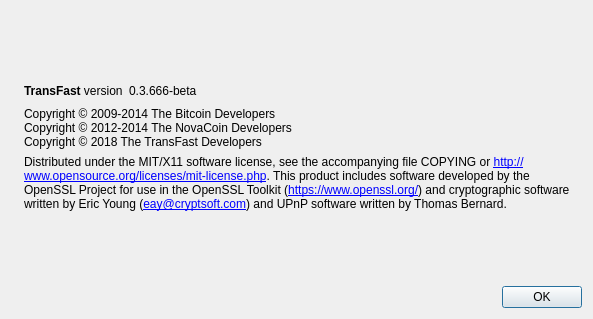
Above: src/qt/forms/aboutdialog.ui from TransFastCore/fastx before the change. Below: the same form after it.
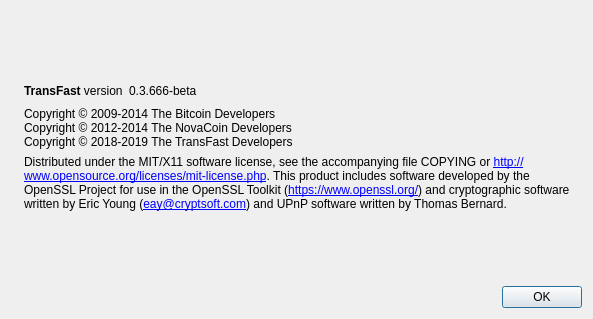
That is the form after the change. Icons and pictures are not drawn.

What changed in the file:
```diff
--- a/src/qt/forms/aboutdialog.ui
+++ b/src/qt/forms/aboutdialog.ui
@@ -93,7 +93,7 @@
        <property name="text">
         <string>Copyright © 2009-2014 The Bitcoin Developers
 Copyright © 2012-2014 The NovaCoin Developers
-Copyright © 2018 The TransFast Developers</string>
+Copyright © 2018-2019 The TransFast Developers</string>
        </property>
        <property name="textInteractionFlags">
         <set>Qt::LinksAccessibleByMouse|Qt::TextSelectableByKeyboard|Qt::TextSelectableByMouse</set>
```
